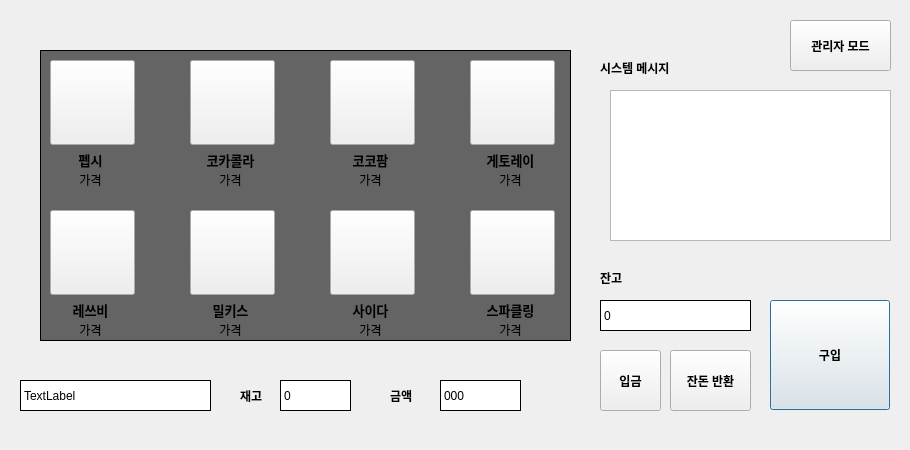
Old version of the form python/VendingMachine/ui/main.ui in the repository qpdh/Embeded-Team-Project.
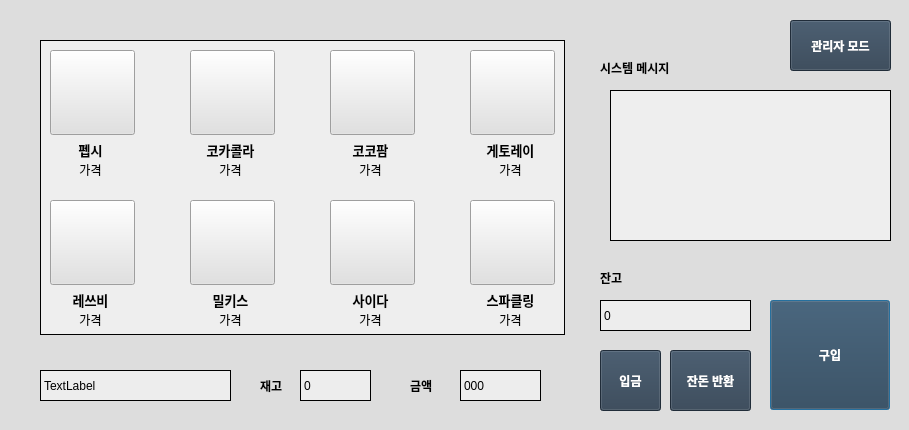
New version of the form. Icons and pictures are not drawn.

```diff
--- a/python/VendingMachine/ui/main.ui
+++ b/python/VendingMachine/ui/main.ui
@@ -6,15 +6,99 @@
    <rect>
     <x>0</x>
     <y>0</y>
-    <width>910</width>
-    <height>450</height>
+    <width>909</width>
+    <height>430</height>
    </rect>
   </property>
   <property name="palette">
    <palette>
-    <active/>
-    <inactive/>
-    <disabled/>
+    <active>
+     <colorrole role="Button">
+      <brush brushstyle="SolidPattern">
+       <color alpha="255">
+        <red>225</red>
+        <green>225</green>
+        <blue>225</blue>
+       </color>
+      </brush>
+     </colorrole>
+     <colorrole role="Base">
+      <brush brushstyle="SolidPattern">
+       <color alpha="0">
+        <red>227</red>
+        <green>231</green>
+        <blue>138</blue>
+       </color>
+      </brush>
+     </colorrole>
+     <colorrole role="Window">
+      <brush brushstyle="SolidPattern">
+       <color alpha="255">
+        <red>221</red>
+        <green>221</green>
+        <blue>221</blue>
+       </color>
+      </brush>
+     </colorrole>
+    </active>
+    <inactive>
+     <colorrole role="Button">
+      <brush brushstyle="SolidPattern">
+       <color alpha="255">
+        <red>225</red>
+        <green>225</green>
+        <blue>225</blue>
+       </color>
+      </brush>
+     </colorrole>
+     <colorrole role="Base">
+      <brush brushstyle="SolidPattern">
+       <color alpha="0">
+        <red>227</red>
+        <green>231</green>
+        <blue>138</blue>
+       </color>
+      </brush>
+     </colorrole>
+     <colorrole role="Window">
+      <brush brushstyle="SolidPattern">
+       <color alpha="255">
+        <red>221</red>
+        <green>221</green>
+        <blue>221</blue>
+       </color>
+      </brush>
+     </colorrole>
+    </inactive>
+    <disabled>
+     <colorrole role="Button">
+      <brush brushstyle="SolidPattern">
+       <color alpha="255">
+        <red>225</red>
+        <green>225</green>
+        <blue>225</blue>
+       </color>
+      </brush>
+     </colorrole>
+     <colorrole role="Base">
+      <brush brushstyle="SolidPattern">
+       <color alpha="255">
+        <red>221</red>
+        <green>221</green>
+        <blue>221</blue>
+       </color>
+      </brush>
+     </colorrole>
+     <colorrole role="Window">
+      <brush brushstyle="SolidPattern">
+       <color alpha="255">
+        <red>221</red>
+        <green>221</green>
+        <blue>221</blue>
+       </color>
+      </brush>
+     </colorrole>
+    </disabled>
    </palette>
   </property>
   <property name="windowTitle">
@@ -42,8 +126,8 @@
   <widget class="QLabel" name="label_19">
    <property name="geometry">
     <rect>
-     <x>240</x>
-     <y>380</y>
+     <x>260</x>
+     <y>370</y>
      <width>41</width>
      <height>31</height>
     </rect>
@@ -58,8 +142,8 @@
   <widget class="QLabel" name="label_20">
    <property name="geometry">
     <rect>
-     <x>390</x>
-     <y>380</y>
+     <x>410</x>
+     <y>370</y>
      <width>51</width>
      <height>31</height>
     </rect>
@@ -80,14 +164,14 @@
   <widget class="QLabel" name="label_name">
    <property name="geometry">
     <rect>
-     <x>20</x>
-     <y>380</y>
+     <x>40</x>
+     <y>370</y>
      <width>191</width>
      <height>31</height>
     </rect>
    </property>
    <property name="styleSheet">
-    <string notr="true">background-color:#FFFFFF;
+    <string notr="true">background-color:#eeeeeeee;
 border-width: 1px;
 border-style:outset;
 min-width:1%;
@@ -100,14 +184,14 @@
   <widget class="QLabel" name="label_stock">
    <property name="geometry">
     <rect>
-     <x>280</x>
-     <y>380</y>
+     <x>300</x>
+     <y>370</y>
      <width>71</width>
      <height>31</height>
     </rect>
    </property>
    <property name="styleSheet">
-    <string notr="true">background-color:#FFFFFF;
+    <string notr="true">background-color:#eeeeeeee;
 border-width: 1px;
 border-style:outset;
 min-width:1%;
@@ -120,14 +204,14 @@
   <widget class="QLabel" name="label_cost">
    <property name="geometry">
     <rect>
-     <x>440</x>
-     <y>380</y>
+     <x>460</x>
+     <y>370</y>
      <width>81</width>
      <height>31</height>
     </rect>
    </property>
    <property name="styleSheet">
-    <string notr="true">background-color:#FFFFFF;
+    <string notr="true">background-color:#eeeeeeee;
 border-width: 1px;
 border-style:outset;
 min-width:1%;
@@ -163,7 +247,7 @@
     </rect>
    </property>
    <property name="styleSheet">
-    <string notr="true">background-color:#FFFFFF;
+    <string notr="true">background-color:#eeeeeeee;
 border-width: 1px;
 border-style:outset;
 min-width:1%;
@@ -188,6 +272,151 @@
      <verstretch>0</verstretch>
     </sizepolicy>
    </property>
+   <property name="palette">
+    <palette>
+     <active>
+      <colorrole role="Button">
+       <brush brushstyle="SolidPattern">
+        <color alpha="255">
+         <red>45</red>
+         <green>62</green>
+         <blue>80</blue>
+        </color>
+       </brush>
+      </colorrole>
+      <colorrole role="Text">
+       <brush brushstyle="SolidPattern">
+        <color alpha="255">
+         <red>0</red>
+         <green>0</green>
+         <blue>0</blue>
+        </color>
+       </brush>
+      </colorrole>
+      <colorrole role="ButtonText">
+       <brush brushstyle="SolidPattern">
+        <color alpha="255">
+         <red>255</red>
+         <green>255</green>
+         <blue>255</blue>
+        </color>
+       </brush>
+      </colorrole>
+      <colorrole role="Base">
+       <brush brushstyle="SolidPattern">
+        <color alpha="0">
+         <red>227</red>
+         <green>231</green>
+         <blue>138</blue>
+        </color>
+       </brush>
+      </colorrole>
+      <colorrole role="Window">
+       <brush brushstyle="SolidPattern">
+        <color alpha="255">
+         <red>45</red>
+         <green>62</green>
+         <blue>80</blue>
+        </color>
+       </brush>
+      </colorrole>
+     </active>
+     <inactive>
+      <colorrole role="Button">
+       <brush brushstyle="SolidPattern">
+        <color alpha="255">
+         <red>45</red>
+         <green>62</green>
+         <blue>80</blue>
+        </color>
+       </brush>
+      </colorrole>
+      <colorrole role="Text">
+       <brush brushstyle="SolidPattern">
+        <color alpha="255">
+         <red>0</red>
+         <green>0</green>
+         <blue>0</blue>
+        </color>
+       </brush>
+      </colorrole>
+      <colorrole role="ButtonText">
+       <brush brushstyle="SolidPattern">
+        <color alpha="255">
+         <red>255</red>
+         <green>255</green>
+         <blue>255</blue>
+        </color>
+       </brush>
+      </colorrole>
+      <colorrole role="Base">
+       <brush brushstyle="SolidPattern">
+        <color alpha="0">
+         <red>227</red>
+         <green>231</green>
+         <blue>138</blue>
+        </color>
+       </brush>
+      </colorrole>
+      <colorrole role="Window">
+       <brush brushstyle="SolidPattern">
+        <color alpha="255">
+         <red>45</red>
+         <green>62</green>
+         <blue>80</blue>
+        </color>
+       </brush>
+      </colorrole>
+     </inactive>
+     <disabled>
+      <colorrole role="Button">
+       <brush brushstyle="SolidPattern">
+        <color alpha="255">
+         <red>45</red>
+         <green>62</green>
+         <blue>80</blue>
+        </color>
+       </brush>
+      </colorrole>
+      <colorrole role="Text">
+       <brush brushstyle="SolidPattern">
+        <color alpha="255">
+         <red>120</red>
+         <green>120</green>
+         <blue>120</blue>
+        </color>
+       </brush>
+      </colorrole>
+      <colorrole role="ButtonText">
+       <brush brushstyle="SolidPattern">
+        <color alpha="255">
+         <red>120</red>
+         <green>120</green>
+         <blue>120</blue>
+        </color>
+       </brush>
+      </colorrole>
+      <colorrole role="Base">
+       <brush brushstyle="SolidPattern">
+        <color alpha="255">
+         <red>45</red>
+         <green>62</green>
+         <blue>80</blue>
+        </color>
+       </brush>
+      </colorrole>
+      <colorrole role="Window">
+       <brush brushstyle="SolidPattern">
+        <color alpha="255">
+         <red>45</red>
+         <green>62</green>
+         <blue>80</blue>
+        </color>
+       </brush>
+      </colorrole>
+     </disabled>
+    </palette>
+   </property>
    <property name="styleSheet">
     <string notr="true">font-weight:600</string>
    </property>
@@ -210,6 +439,151 @@
      <verstretch>0</verstretch>
     </sizepolicy>
    </property>
+   <property name="palette">
+    <palette>
+     <active>
+      <colorrole role="Button">
+       <brush brushstyle="SolidPattern">
+        <color alpha="255">
+         <red>45</red>
+         <green>62</green>
+         <blue>80</blue>
+        </color>
+       </brush>
+      </colorrole>
+      <colorrole role="Text">
+       <brush brushstyle="SolidPattern">
+        <color alpha="255">
+         <red>0</red>
+         <green>0</green>
+         <blue>0</blue>
+        </color>
+       </brush>
+      </colorrole>
+      <colorrole role="ButtonText">
+       <brush brushstyle="SolidPattern">
+        <color alpha="255">
+         <red>255</red>
+         <green>255</green>
+         <blue>255</blue>
+        </color>
+       </brush>
+      </colorrole>
+      <colorrole role="Base">
+       <brush brushstyle="SolidPattern">
+        <color alpha="0">
+         <red>227</red>
+         <green>231</green>
+         <blue>138</blue>
+        </color>
+       </brush>
+      </colorrole>
+      <colorrole role="Window">
+       <brush brushstyle="SolidPattern">
+        <color alpha="255">
+         <red>45</red>
+         <green>62</green>
+         <blue>80</blue>
+        </color>
+       </brush>
+      </colorrole>
+     </active>
+     <inactive>
+      <colorrole role="Button">
+       <brush brushstyle="SolidPattern">
+        <color alpha="255">
+         <red>45</red>
+         <green>62</green>
+         <blue>80</blue>
+        </color>
+       </brush>
+      </colorrole>
+      <colorrole role="Text">
+       <brush brushstyle="SolidPattern">
+        <color alpha="255">
+         <red>0</red>
+         <green>0</green>
+         <blue>0</blue>
+        </color>
+       </brush>
+      </colorrole>
+      <colorrole role="ButtonText">
+       <brush brushstyle="SolidPattern">
+        <color alpha="255">
+         <red>255</red>
+         <green>255</green>
+         <blue>255</blue>
+        </color>
+       </brush>
+      </colorrole>
+      <colorrole role="Base">
+       <brush brushstyle="SolidPattern">
+        <color alpha="0">
+         <red>227</red>
+         <green>231</green>
+         <blue>138</blue>
+        </color>
+       </brush>
+      </colorrole>
+      <colorrole role="Window">
+       <brush brushstyle="SolidPattern">
+        <color alpha="255">
+         <red>45</red>
+         <green>62</green>
+         <blue>80</blue>
+        </color>
+       </brush>
+      </colorrole>
+     </inactive>
+     <disabled>
+      <colorrole role="Button">
+       <brush brushstyle="SolidPattern">
+        <color alpha="255">
+         <red>45</red>
+         <green>62</green>
+         <blue>80</blue>
+        </color>
+       </brush>
+      </colorrole>
+      <colorrole role="Text">
+       <brush brushstyle="SolidPattern">
+        <color alpha="255">
+         <red>120</red>
+         <green>120</green>
+         <blue>120</blue>
+        </color>
+       </brush>
+      </colorrole>
+      <colorrole role="ButtonText">
+       <brush brushstyle="SolidPattern">
+        <color alpha="255">
+         <red>120</red>
+         <green>120</green>
+         <blue>120</blue>
+        </color>
+       </brush>
+      </colorrole>
+      <colorrole role="Base">
+       <brush brushstyle="SolidPattern">
+        <color alpha="255">
+         <red>45</red>
+         <green>62</green>
+         <blue>80</blue>
+        </color>
+       </brush>
+      </colorrole>
+      <colorrole role="Window">
+       <brush brushstyle="SolidPattern">
+        <color alpha="255">
+         <red>45</red>
+         <green>62</green>
+         <blue>80</blue>
+        </color>
+       </brush>
+      </colorrole>
+     </disabled>
+    </palette>
+   </property>
    <property name="styleSheet">
     <string notr="true">font-weight:600</string>
    </property>
@@ -232,6 +606,151 @@
      <verstretch>0</verstretch>
     </sizepolicy>
    </property>
+   <property name="palette">
+    <palette>
+     <active>
+      <colorrole role="Button">
+       <brush brushstyle="SolidPattern">
+        <color alpha="255">
+         <red>45</red>
+         <green>62</green>
+         <blue>80</blue>
+        </color>
+       </brush>
+      </colorrole>
+      <colorrole role="Text">
+       <brush brushstyle="SolidPattern">
+        <color alpha="255">
+         <red>0</red>
+         <green>0</green>
+         <blue>0</blue>
+        </color>
+       </brush>
+      </colorrole>
+      <colorrole role="ButtonText">
+       <brush brushstyle="SolidPattern">
+        <color alpha="255">
+         <red>255</red>
+         <green>255</green>
+         <blue>255</blue>
+        </color>
+       </brush>
+      </colorrole>
+      <colorrole role="Base">
+       <brush brushstyle="SolidPattern">
+        <color alpha="0">
+         <red>227</red>
+         <green>231</green>
+         <blue>138</blue>
+        </color>
+       </brush>
+      </colorrole>
+      <colorrole role="Window">
+       <brush brushstyle="SolidPattern">
+        <color alpha="255">
+         <red>45</red>
+         <green>62</green>
+         <blue>80</blue>
+        </color>
+       </brush>
+      </colorrole>
+     </active>
+     <inactive>
+      <colorrole role="Button">
+       <brush brushstyle="SolidPattern">
+        <color alpha="255">
+         <red>45</red>
+         <green>62</green>
+         <blue>80</blue>
+        </color>
+       </brush>
+      </colorrole>
+      <colorrole role="Text">
+       <brush brushstyle="SolidPattern">
+        <color alpha="255">
+         <red>0</red>
+         <green>0</green>
+         <blue>0</blue>
+        </color>
+       </brush>
+      </colorrole>
+      <colorrole role="ButtonText">
+       <brush brushstyle="SolidPattern">
+        <color alpha="255">
+         <red>255</red>
+         <green>255</green>
+         <blue>255</blue>
+        </color>
+       </brush>
+      </colorrole>
+      <colorrole role="Base">
+       <brush brushstyle="SolidPattern">
+        <color alpha="0">
+         <red>227</red>
+         <green>231</green>
+         <blue>138</blue>
+        </color>
+       </brush>
+      </colorrole>
+      <colorrole role="Window">
+       <brush brushstyle="SolidPattern">
+        <color alpha="255">
+         <red>45</red>
+         <green>62</green>
+         <blue>80</blue>
+        </color>
+       </brush>
+      </colorrole>
+     </inactive>
+     <disabled>
+      <colorrole role="Button">
+       <brush brushstyle="SolidPattern">
+        <color alpha="255">
+         <red>45</red>
+         <green>62</green>
+         <blue>80</blue>
+        </color>
+       </brush>
+      </colorrole>
+      <colorrole role="Text">
+       <brush brushstyle="SolidPattern">
+        <color alpha="255">
+         <red>120</red>
+         <green>120</green>
+         <blue>120</blue>
+        </color>
+       </brush>
+      </colorrole>
+      <colorrole role="ButtonText">
+       <brush brushstyle="SolidPattern">
+        <color alpha="255">
+         <red>120</red>
+         <green>120</green>
+         <blue>120</blue>
+        </color>
+       </brush>
+      </colorrole>
+      <colorrole role="Base">
+       <brush brushstyle="SolidPattern">
+        <color alpha="255">
+         <red>45</red>
+         <green>62</green>
+         <blue>80</blue>
+        </color>
+       </brush>
+      </colorrole>
+      <colorrole role="Window">
+       <brush brushstyle="SolidPattern">
+        <color alpha="255">
+         <red>45</red>
+         <green>62</green>
+         <blue>80</blue>
+        </color>
+       </brush>
+      </colorrole>
+     </disabled>
+    </palette>
+   </property>
    <property name="styleSheet">
     <string notr="true">font-weight:600</string>
    </property>
@@ -260,6 +779,151 @@
      <height>0</height>
     </size>
    </property>
+   <property name="palette">
+    <palette>
+     <active>
+      <colorrole role="Button">
+       <brush brushstyle="SolidPattern">
+        <color alpha="255">
+         <red>45</red>
+         <green>62</green>
+         <blue>80</blue>
+        </color>
+       </brush>
+      </colorrole>
+      <colorrole role="Text">
+       <brush brushstyle="SolidPattern">
+        <color alpha="255">
+         <red>0</red>
+         <green>0</green>
+         <blue>0</blue>
+        </color>
+       </brush>
+      </colorrole>
+      <colorrole role="ButtonText">
+       <brush brushstyle="SolidPattern">
+        <color alpha="255">
+         <red>255</red>
+         <green>255</green>
+         <blue>255</blue>
+        </color>
+       </brush>
+      </colorrole>
+      <colorrole role="Base">
+       <brush brushstyle="SolidPattern">
+        <color alpha="0">
+         <red>227</red>
+         <green>231</green>
+         <blue>138</blue>
+        </color>
+       </brush>
+      </colorrole>
+      <colorrole role="Window">
+       <brush brushstyle="SolidPattern">
+        <color alpha="255">
+         <red>45</red>
+         <green>62</green>
+         <blue>80</blue>
+        </color>
+       </brush>
+      </colorrole>
+     </active>
+     <inactive>
+      <colorrole role="Button">
+       <brush brushstyle="SolidPattern">
+        <color alpha="255">
+         <red>45</red>
+         <green>62</green>
+         <blue>80</blue>
+        </color>
+       </brush>
+      </colorrole>
+      <colorrole role="Text">
+       <brush brushstyle="SolidPattern">
+        <color alpha="255">
+         <red>0</red>
+         <green>0</green>
+         <blue>0</blue>
+        </color>
+       </brush>
+      </colorrole>
+      <colorrole role="ButtonText">
+       <brush brushstyle="SolidPattern">
+        <color alpha="255">
+         <red>255</red>
+         <green>255</green>
+         <blue>255</blue>
+        </color>
+       </brush>
+      </colorrole>
+      <colorrole role="Base">
+       <brush brushstyle="SolidPattern">
+        <color alpha="0">
+         <red>227</red>
+         <green>231</green>
+         <blue>138</blue>
+        </color>
+       </brush>
+      </colorrole>
+      <colorrole role="Window">
+       <brush brushstyle="SolidPattern">
+        <color alpha="255">
+         <red>45</red>
+         <green>62</green>
+         <blue>80</blue>
+        </color>
+       </brush>
+      </colorrole>
+     </inactive>
+     <disabled>
+      <colorrole role="Button">
+       <brush brushstyle="SolidPattern">
+        <color alpha="255">
+         <red>45</red>
+         <green>62</green>
+         <blue>80</blue>
+        </color>
+       </brush>
+      </colorrole>
+      <colorrole role="Text">
+       <brush brushstyle="SolidPattern">
+        <color alpha="255">
+         <red>120</red>
+         <green>120</green>
+         <blue>120</blue>
+        </color>
+       </brush>
+      </colorrole>
+      <colorrole role="ButtonText">
+       <brush brushstyle="SolidPattern">
+        <color alpha="255">
+         <red>120</red>
+         <green>120</green>
+         <blue>120</blue>
+        </color>
+       </brush>
+      </colorrole>
+      <colorrole role="Base">
+       <brush brushstyle="SolidPattern">
+        <color alpha="255">
+         <red>45</red>
+         <green>62</green>
+         <blue>80</blue>
+        </color>
+       </brush>
+      </colorrole>
+      <colorrole role="Window">
+       <brush brushstyle="SolidPattern">
+        <color alpha="255">
+         <red>45</red>
+         <green>62</green>
+         <blue>80</blue>
+        </color>
+       </brush>
+      </colorrole>
+     </disabled>
+    </palette>
+   </property>
    <property name="styleSheet">
     <string notr="true">font-weight:600</string>
    </property>
@@ -276,6 +940,106 @@
      <height>151</height>
     </rect>
    </property>
+   <property name="palette">
+    <palette>
+     <active>
+      <colorrole role="Button">
+       <brush brushstyle="SolidPattern">
+        <color alpha="255">
+         <red>238</red>
+         <green>238</green>
+         <blue>238</blue>
+        </color>
+       </brush>
+      </colorrole>
+      <colorrole role="Base">
+       <brush brushstyle="SolidPattern">
+        <color alpha="255">
+         <red>238</red>
+         <green>238</green>
+         <blue>238</blue>
+        </color>
+       </brush>
+      </colorrole>
+      <colorrole role="Window">
+       <brush brushstyle="SolidPattern">
+        <color alpha="255">
+         <red>238</red>
+         <green>238</green>
+         <blue>238</blue>
+        </color>
+       </brush>
+      </colorrole>
+     </active>
+     <inactive>
+      <colorrole role="Button">
+       <brush brushstyle="SolidPattern">
+        <color alpha="255">
+         <red>238</red>
+         <green>238</green>
+         <blue>238</blue>
+        </color>
+       </brush>
+      </colorrole>
+      <colorrole role="Base">
+       <brush brushstyle="SolidPattern">
+        <color alpha="255">
+         <red>238</red>
+         <green>238</green>
+         <blue>238</blue>
+        </color>
+       </brush>
+      </colorrole>
+      <colorrole role="Window">
+       <brush brushstyle="SolidPattern">
+        <color alpha="255">
+         <red>238</red>
+         <green>238</green>
+         <blue>238</blue>
+        </color>
+       </brush>
+      </colorrole>
+     </inactive>
+     <disabled>
+      <colorrole role="Button">
+       <brush brushstyle="SolidPattern">
+        <color alpha="255">
+         <red>238</red>
+         <green>238</green>
+         <blue>238</blue>
+        </color>
+       </brush>
+      </colorrole>
+      <colorrole role="Base">
+       <brush brushstyle="SolidPattern">
+        <color alpha="255">
+         <red>238</red>
+         <green>238</green>
+         <blue>238</blue>
+        </color>
+       </brush>
+      </colorrole>
+      <colorrole role="Window">
+       <brush brushstyle="SolidPattern">
+        <color alpha="255">
+         <red>238</red>
+         <green>238</green>
+         <blue>238</blue>
+        </color>
+       </brush>
+      </colorrole>
+     </disabled>
+    </palette>
+   </property>
+   <property name="styleSheet">
+    <string notr="true">background-color:#eeeeee</string>
+   </property>
+   <property name="frameShape">
+    <enum>QFrame::Box</enum>
+   </property>
+   <property name="frameShadow">
+    <enum>QFrame::Plain</enum>
+   </property>
    <property name="verticalScrollBarPolicy">
     <enum>Qt::ScrollBarAlwaysOff</enum>
    </property>
@@ -293,7 +1057,7 @@
    <property name="geometry">
     <rect>
      <x>190</x>
-     <y>300</y>
+     <y>290</y>
      <width>81</width>
      <height>20</height>
     </rect>
@@ -312,7 +1076,7 @@
    <property name="geometry">
     <rect>
      <x>470</x>
-     <y>210</y>
+     <y>200</y>
      <width>85</width>
      <height>85</height>
     </rect>
@@ -342,7 +1106,7 @@
    <property name="geometry">
     <rect>
      <x>330</x>
-     <y>300</y>
+     <y>290</y>
      <width>81</width>
      <height>20</height>
     </rect>
@@ -361,7 +1125,7 @@
    <property name="geometry">
     <rect>
      <x>190</x>
-     <y>150</y>
+     <y>140</y>
      <width>81</width>
      <height>20</height>
     </rect>
@@ -380,7 +1144,7 @@
    <property name="geometry">
     <rect>
      <x>470</x>
-     <y>150</y>
+     <y>140</y>
      <width>81</width>
      <height>20</height>
     </rect>
@@ -406,7 +1170,7 @@
    <property name="geometry">
     <rect>
      <x>470</x>
-     <y>60</y>
+     <y>50</y>
      <width>85</width>
      <height>85</height>
     </rect>
@@ -436,7 +1200,7 @@
    <property name="geometry">
     <rect>
      <x>330</x>
-     <y>210</y>
+     <y>200</y>
      <width>85</width>
      <height>85</height>
     </rect>
@@ -466,7 +1230,7 @@
    <property name="geometry">
     <rect>
      <x>470</x>
-     <y>170</y>
+     <y>160</y>
      <width>81</width>
      <height>20</height>
     </rect>
@@ -482,7 +1246,7 @@
    <property name="geometry">
     <rect>
      <x>190</x>
-     <y>60</y>
+     <y>50</y>
      <width>85</width>
      <height>85</height>
     </rect>
@@ -512,7 +1276,7 @@
    <property name="geometry">
     <rect>
      <x>190</x>
-     <y>320</y>
+     <y>310</y>
      <width>81</width>
      <height>20</height>
     </rect>
@@ -528,7 +1292,7 @@
    <property name="geometry">
     <rect>
      <x>330</x>
-     <y>60</y>
+     <y>50</y>
      <width>85</width>
      <height>85</height>
     </rect>
@@ -558,7 +1322,7 @@
    <property name="geometry">
     <rect>
      <x>50</x>
-     <y>210</y>
+     <y>200</y>
      <width>85</width>
      <height>85</height>
     </rect>
@@ -588,7 +1352,7 @@
    <property name="geometry">
     <rect>
      <x>330</x>
-     <y>170</y>
+     <y>160</y>
      <width>81</width>
      <height>20</height>
     </rect>
@@ -604,7 +1368,7 @@
    <property name="geometry">
     <rect>
      <x>50</x>
-     <y>150</y>
+     <y>140</y>
      <width>81</width>
      <height>20</height>
     </rect>
@@ -623,7 +1387,7 @@
    <property name="geometry">
     <rect>
      <x>50</x>
-     <y>320</y>
+     <y>310</y>
      <width>81</width>
      <height>20</height>
     </rect>
@@ -639,7 +1403,7 @@
    <property name="geometry">
     <rect>
      <x>190</x>
-     <y>170</y>
+     <y>160</y>
      <width>81</width>
      <height>20</height>
     </rect>
@@ -655,7 +1419,7 @@
    <property name="geometry">
     <rect>
      <x>50</x>
-     <y>60</y>
+     <y>50</y>
      <width>85</width>
      <height>85</height>
     </rect>
@@ -685,7 +1449,7 @@
    <property name="geometry">
     <rect>
      <x>470</x>
-     <y>300</y>
+     <y>290</y>
      <width>81</width>
      <height>20</height>
     </rect>
@@ -704,7 +1468,7 @@
    <property name="geometry">
     <rect>
      <x>330</x>
-     <y>320</y>
+     <y>310</y>
      <width>81</width>
      <height>20</height>
     </rect>
@@ -720,7 +1484,7 @@
    <property name="geometry">
     <rect>
      <x>190</x>
-     <y>210</y>
+     <y>200</y>
      <width>85</width>
      <height>85</height>
     </rect>
@@ -750,7 +1514,7 @@
    <property name="geometry">
     <rect>
      <x>330</x>
-     <y>150</y>
+     <y>140</y>
      <width>81</width>
      <height>20</height>
     </rect>
@@ -769,7 +1533,7 @@
    <property name="geometry">
     <rect>
      <x>470</x>
-     <y>320</y>
+     <y>310</y>
      <width>81</width>
      <height>20</height>
     </rect>
@@ -785,7 +1549,7 @@
    <property name="geometry">
     <rect>
      <x>50</x>
-     <y>170</y>
+     <y>160</y>
      <width>81</width>
      <height>20</height>
     </rect>
@@ -801,7 +1565,7 @@
    <property name="geometry">
     <rect>
      <x>50</x>
-     <y>300</y>
+     <y>290</y>
      <width>81</width>
      <height>20</height>
     </rect>
@@ -820,13 +1584,104 @@
    <property name="geometry">
     <rect>
      <x>40</x>
-     <y>50</y>
-     <width>531</width>
-     <height>291</height>
+     <y>40</y>
+     <width>525</width>
+     <height>295</height>
     </rect>
    </property>
+   <property name="palette">
+    <palette>
+     <active>
+      <colorrole role="Button">
+       <brush brushstyle="SolidPattern">
+        <color alpha="255">
+         <red>238</red>
+         <green>238</green>
+         <blue>238</blue>
+        </color>
+       </brush>
+      </colorrole>
+      <colorrole role="Base">
+       <brush brushstyle="SolidPattern">
+        <color alpha="255">
+         <red>238</red>
+         <green>238</green>
+         <blue>238</blue>
+        </color>
+       </brush>
+      </colorrole>
+      <colorrole role="Window">
+       <brush brushstyle="SolidPattern">
+        <color alpha="255">
+         <red>238</red>
+         <green>238</green>
+         <blue>238</blue>
+        </color>
+       </brush>
+      </colorrole>
+     </active>
+     <inactive>
+      <colorrole role="Button">
+       <brush brushstyle="SolidPattern">
+        <color alpha="255">
+         <red>238</red>
+         <green>238</green>
+         <blue>238</blue>
+        </color>
+       </brush>
+      </colorrole>
+      <colorrole role="Base">
+       <brush brushstyle="SolidPattern">
+        <color alpha="255">
+         <red>238</red>
+         <green>238</green>
+         <blue>238</blue>
+        </color>
+       </brush>
+      </colorrole>
+      <colorrole role="Window">
+       <brush brushstyle="SolidPattern">
+        <color alpha="255">
+         <red>238</red>
+         <green>238</green>
+         <blue>238</blue>
+        </color>
+       </brush>
+      </colorrole>
+     </inactive>
+     <disabled>
+      <colorrole role="Button">
+       <brush brushstyle="SolidPattern">
+        <color alpha="255">
+         <red>238</red>
+         <green>238</green>
+         <blue>238</blue>
+        </color>
+       </brush>
+      </colorrole>
+      <colorrole role="Base">
+       <brush brushstyle="SolidPattern">
+        <color alpha="255">
+         <red>238</red>
+         <green>238</green>
+         <blue>238</blue>
+        </color>
+       </brush>
+      </colorrole>
+      <colorrole role="Window">
+       <brush brushstyle="SolidPattern">
+        <color alpha="255">
+         <red>238</red>
+         <green>238</green>
+         <blue>238</blue>
+        </color>
+       </brush>
+      </colorrole>
+     </disabled>
+    </palette>
+   </property>
    <property name="styleSheet">
-    <string notr="true">background-color:rgb(100,100,100)</string>
+    <string notr="true">background-color:#eeeeee</string>
    </property>
    <property name="frameShape">
     <enum>QFrame::Box</enum>
```
